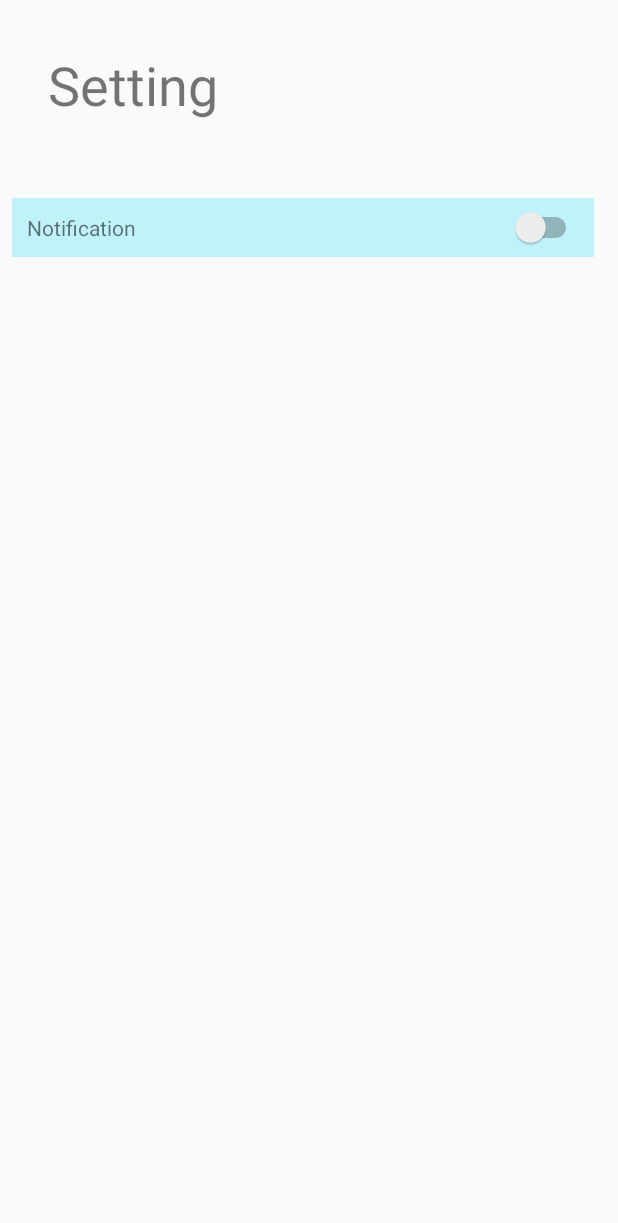
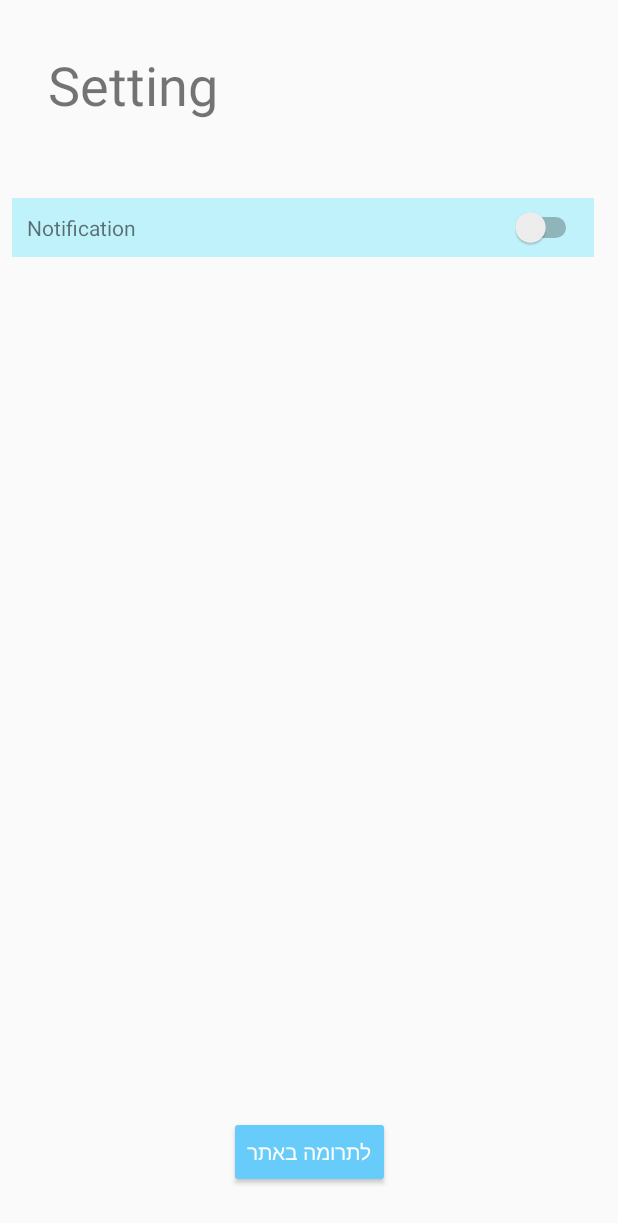
Before and after one commit to EiTair/tanachyomi, an Android app: the SettingActivity screen opened directly, with no data from a screen before it, on a phone screen of 412 x 824 dp. Shown: the top 1223 px of the screen. Run offline under Robolectric (Android 15) with nearby library versions, the phone set to English and light mode, and no system bars.

Commit message:
9 - donations

```diff
--- a/app/build.gradle
+++ b/app/build.gradle
@@ -10,8 +10,8 @@ android {
         applicationId "com.eitankri.tanachyomi"
         minSdkVersion 23
         targetSdkVersion 31
-        versionCode 8
-        versionName "1.0.6"
+        versionCode 9
+        versionName "1.0.7"
 
         testInstrumentationRunner "androidx.test.runner.AndroidJUnitRunner"
     }
--- a/app/src/main/java/com/eitankri/tanachyomi/SettingActivity.java
+++ b/app/src/main/java/com/eitankri/tanachyomi/SettingActivity.java
@@ -44,6 +44,16 @@ public class SettingActivity extends AppCompatActivity {
         Button buttonSettingSetAlarmTime = findViewById(R.id.buttonSettingSetAlarmTime);
         TextView textViewImportantMassage = findViewById(R.id.textViewImportantMassage);
         ConstraintLayout notificationLayout = findViewById(R.id.notifactionLayout);
+
+        Button button_toDonate = findViewById(R.id.button_toDonate);
+
+        button_toDonate.setOnClickListener(new View.OnClickListener() {
+            @Override
+            public void onClick(View v) {
+                Intent browserIntent = new Intent(Intent.ACTION_VIEW, Uri.parse("https://www.tanachyomi.co.il/%D7%AA%D7%A8%D7%95%D7%9E%D7%94_%D7%9C%D7%90%D7%AA%D7%A8"));
+                startActivity(browserIntent);
+            }
+        });
         //מקבל את הגובה של הגדרות של התראות כשהוא עותף את הטקסט
         //כדי לחזור אליו
         notificationLayout.getViewTreeObserver().addOnGlobalLayoutListener(new ViewTreeObserver.OnGlobalLayoutListener() {
--- a/app/src/main/res/layout/activity_setting.xml
+++ b/app/src/main/res/layout/activity_setting.xml
@@ -99,4 +99,15 @@
             app:layout_constraintTop_toBottomOf="@+id/textView3" />
     </androidx.constraintlayout.widget.ConstraintLayout>
 
+    <Button
+        android:id="@+id/button_toDonate"
+        style="@style/Widget.AppCompat.Button.Colored"
+        android:layout_width="wrap_content"
+        android:layout_height="wrap_content"
+        android:layout_marginBottom="32dp"
+        android:text="לתרומה באתר"
+        app:layout_constraintBottom_toBottomOf="parent"
+        app:layout_constraintEnd_toEndOf="parent"
+        app:layout_constraintStart_toStartOf="parent" />
+
 </androidx.constraintlayout.widget.ConstraintLayout>
```
